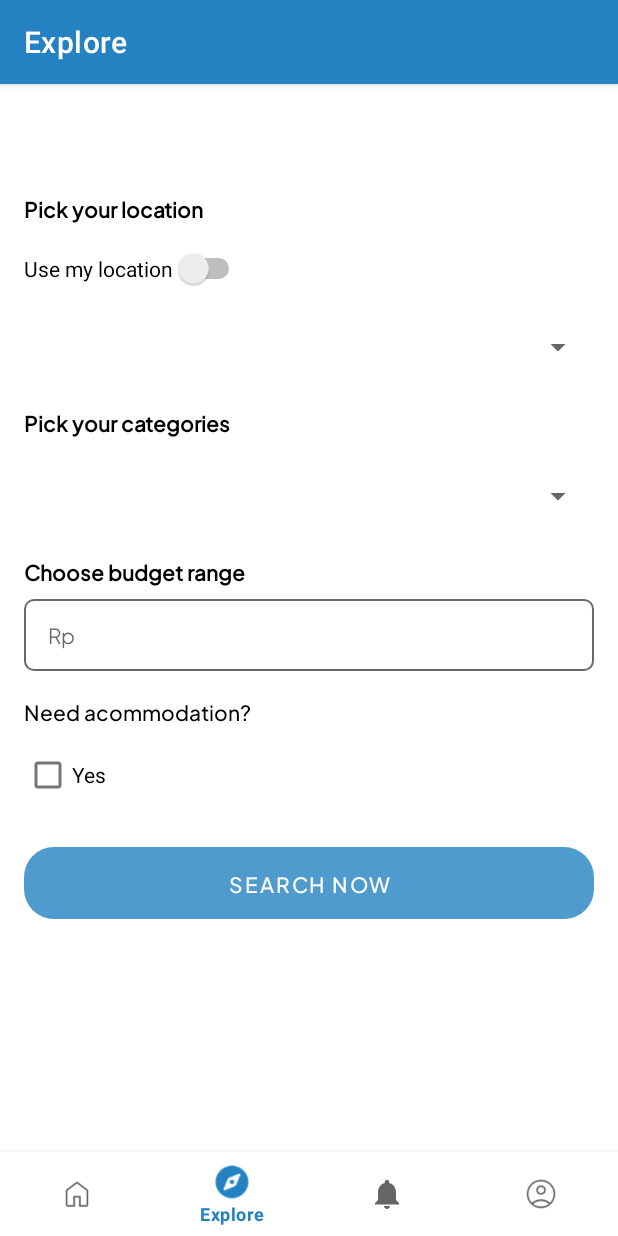
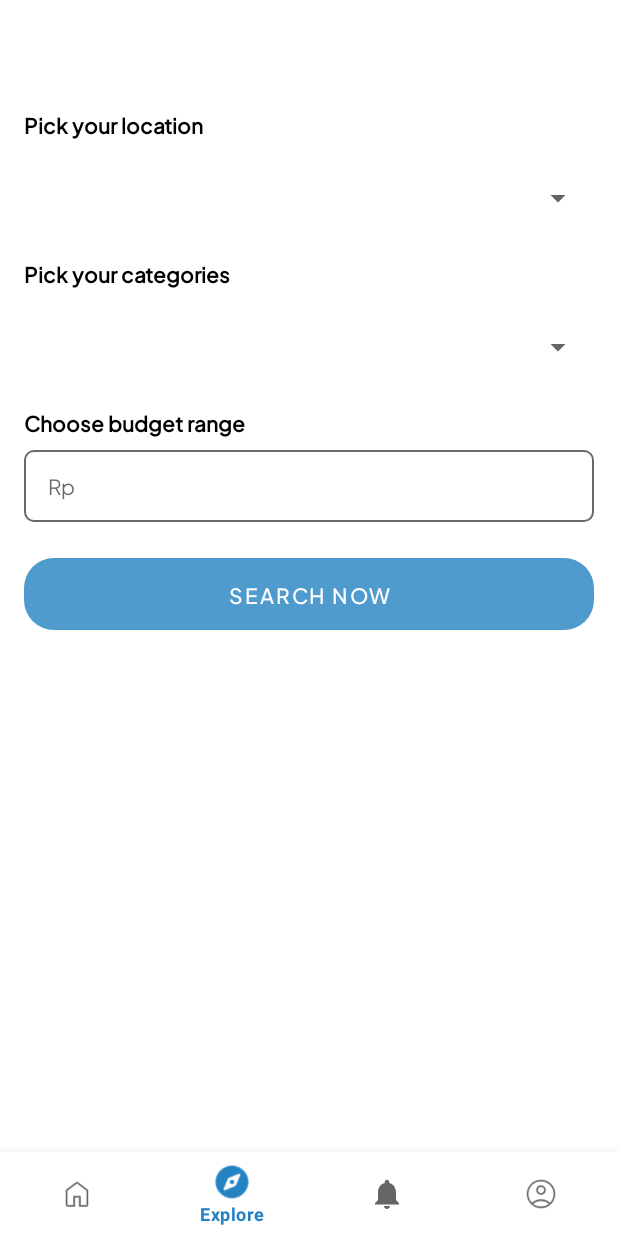
Before and after one commit to Six-Kizuki-to-the-moon/Tourista-App, an Android app: the ExploreFragment screen opened through its navigation route, on a phone screen of 412 x 824 dp. Run offline under Robolectric (Android 15) with nearby library versions, the phone set to English and light mode, and no system bars; our stand-ins replace navigation-ui; pictures from the network do not load.

Commit message:
refactor: homefragment layout, hide appbar, redesign explore layout

```diff
--- a/app/src/main/java/com/uppermoon/touristaapp/data/network/api/ApiService.kt
+++ b/app/src/main/java/com/uppermoon/touristaapp/data/network/api/ApiService.kt
@@ -9,7 +9,7 @@ import retrofit2.http.POST
 interface ApiService {
 
     @FormUrlEncoded
-    @POST("users")
+    @POST("auth/register")
     suspend fun registerUser(
         @Field("username") name: String,
         @Field("email") email: String,
@@ -18,7 +18,7 @@ interface ApiService {
     ): RegisterResponse
 
     @FormUrlEncoded
-    @POST("login")
+    @POST("auth/login")
     suspend fun loginUser(
         @Field("email") email: String,
         @Field("password") password: String
--- a/app/src/main/java/com/uppermoon/touristaapp/presentation/home/HomeFragment.kt
+++ b/app/src/main/java/com/uppermoon/touristaapp/presentation/home/HomeFragment.kt
@@ -12,12 +12,14 @@ import androidx.recyclerview.widget.RecyclerView
 import com.uppermoon.touristaapp.R
 import com.uppermoon.touristaapp.data.dummy.Destination
 import com.uppermoon.touristaapp.databinding.FragmentHomeBinding
+import com.uppermoon.touristaapp.ui.adapter.CardDestinationAdapter
 import com.uppermoon.touristaapp.ui.adapter.ListDestinationAdapter
 
 class HomeFragment : Fragment() {
 
     private lateinit var binding: FragmentHomeBinding
-    private lateinit var rvDestination: RecyclerView
+    private lateinit var rvCardDestination: RecyclerView
+    private lateinit var rvListDestination: RecyclerView
     private val list = ArrayList<Destination>()
 
     override fun onCreateView(
@@ -25,26 +27,37 @@ class HomeFragment : Fragment() {
         container: ViewGroup?,
         savedInstanceState: Bundle?
     ): View {
+
+
         val homeViewModel =
             ViewModelProvider(this).get(HomeViewModel::class.java)
 
         binding = FragmentHomeBinding.inflate(inflater, container, false)
 
 
-        rvDestination = binding.rvPopularItem
+        rvCardDestination = binding.rvPopularItem
+        rvListDestination = binding.rvNearItem
 
 
         list.addAll(getDestinationList())
+        showRecyclerCard()
         showRecyclerList()
 
         return binding.root
     }
 
+    private fun showRecyclerCard() {
+        rvCardDestination.layoutManager =
+            LinearLayoutManager(requireContext(), LinearLayoutManager.HORIZONTAL, false)
+        val cardDestinationAdapter = CardDestinationAdapter(list)
+        rvCardDestination.adapter = cardDestinationAdapter
+    }
+
     private fun showRecyclerList() {
-        rvDestination.layoutManager =
-            LinearLayoutManager(requireContext(), LinearLayoutManager.HORIZONTAL, false)
+        rvListDestination.layoutManager =
+            LinearLayoutManager(requireContext(), LinearLayoutManager.VERTICAL, false)
         val listDestinationAdapter = ListDestinationAdapter(list)
-        rvDestination.adapter = listDestinationAdapter
+        rvListDestination.adapter = listDestinationAdapter
     }
 
     private fun getDestinationList(): ArrayList<Destination> {
--- a/app/src/main/java/com/uppermoon/touristaapp/presentation/main/MainActivity.kt
+++ b/app/src/main/java/com/uppermoon/touristaapp/presentation/main/MainActivity.kt
@@ -3,18 +3,12 @@ package com.uppermoon.touristaapp.presentation.main
 import android.os.Bundle
 import com.google.android.material.bottomnavigation.BottomNavigationView
 import androidx.appcompat.app.AppCompatActivity
-import androidx.fragment.app.Fragment
-import androidx.fragment.app.replace
 import androidx.navigation.findNavController
 import androidx.navigation.ui.AppBarConfiguration
 import androidx.navigation.ui.setupActionBarWithNavController
 import androidx.navigation.ui.setupWithNavController
 import com.uppermoon.touristaapp.R
 import com.uppermoon.touristaapp.databinding.ActivityMainBinding
-import com.uppermoon.touristaapp.presentation.dashboard.DashboardFragment
-import com.uppermoon.touristaapp.presentation.home.HomeFragment
-import com.uppermoon.touristaapp.presentation.notifications.NotificationsFragment
-import com.uppermoon.touristaapp.presentation.profile.ProfileFragment
 
 class MainActivity : AppCompatActivity() {
 
@@ -25,6 +19,8 @@ class MainActivity : AppCompatActivity() {
 
         binding = ActivityMainBinding.inflate(layoutInflater)
         setContentView(binding.root)
+
+        supportActionBar?.hide()
 
         val navView: BottomNavigationView = binding.navView
 
--- /dev/null
+++ b/app/src/main/java/com/uppermoon/touristaapp/presentation/recommendation/RecommendPacketActivity.kt
@@ -0,0 +1,12 @@
+package com.uppermoon.touristaapp.presentation.recommendation
+
+import androidx.appcompat.app.AppCompatActivity
+import android.os.Bundle
+import com.uppermoon.touristaapp.R
+
+class RecommendPacketActivity : AppCompatActivity() {
+    override fun onCreate(savedInstanceState: Bundle?) {
+        super.onCreate(savedInstanceState)
+        setContentView(R.layout.activity_recommend_packet)
+    }
+}
--- a/app/src/main/java/com/uppermoon/touristaapp/presentation/register/RegisterActivity.kt
+++ b/app/src/main/java/com/uppermoon/touristaapp/presentation/register/RegisterActivity.kt
@@ -79,6 +79,7 @@ class RegisterActivity : AppCompatActivity() {
                     Toast.makeText(this, "Akun berhasil dibuat", Toast.LENGTH_SHORT).show()
                     val intentLogin = Intent(this, LoginActivity::class.java)
                     startActivity(intentLogin)
+                    finish()
                 }
                 is UserResult.Loading -> {
                     showLoading(true)
--- /dev/null
+++ b/app/src/main/java/com/uppermoon/touristaapp/ui/adapter/CardDestinationAdapter.kt
@@ -0,0 +1,32 @@
+package com.uppermoon.touristaapp.ui.adapter
+
+import android.view.LayoutInflater
+import android.view.ViewGroup
+import androidx.recyclerview.widget.RecyclerView
+import coil.load
+import com.uppermoon.touristaapp.data.dummy.Destination
+import com.uppermoon.touristaapp.databinding.CardDestinationItemBinding
+
+class CardDestinationAdapter(private var cardDestination: ArrayList<Destination>) :
+    RecyclerView.Adapter<CardDestinationAdapter.ViewHolder>() {
+
+    override fun onCreateViewHolder(viewGroup: ViewGroup, viewType: Int): ViewHolder {
+        val binding = CardDestinationItemBinding.inflate(LayoutInflater.from(viewGroup.context), viewGroup, false)
+        return ViewHolder(binding)
+    }
+
+    override fun onBindViewHolder(viewHolder: ViewHolder, position: Int) {
+        val dataDestination = cardDestination[position]
+        viewHolder.apply {
+            destinationItemBinding.apply {
+                tvDestinationName.text = dataDestination.name
+                tvDestinationLocation.text = dataDestination.city
+                ivDestination.load(dataDestination.photo)
+            }
+        }
+    }
+
+    override fun getItemCount(): Int = cardDestination.size
+
+    class ViewHolder(val destinationItemBinding: CardDestinationItemBinding) : RecyclerView.ViewHolder(destinationItemBinding.root)
+}
--- a/app/src/main/java/com/uppermoon/touristaapp/ui/adapter/ListDestinationAdapter.kt
+++ b/app/src/main/java/com/uppermoon/touristaapp/ui/adapter/ListDestinationAdapter.kt
@@ -6,13 +6,14 @@ import androidx.recyclerview.widget.RecyclerView
 import coil.load
 import com.uppermoon.touristaapp.data.dummy.Destination
 import com.uppermoon.touristaapp.databinding.CardDestinationItemBinding
+import com.uppermoon.touristaapp.databinding.ListDestinationItemBinding
 
 class ListDestinationAdapter(private var listDestination: ArrayList<Destination>) :
     RecyclerView.Adapter<ListDestinationAdapter.ListViewHolder>() {
 
     override fun onCreateViewHolder(parent: ViewGroup, viewType: Int): ListViewHolder {
         val binding =
-            CardDestinationItemBinding.inflate(LayoutInflater.from(parent.context), parent, false)
+            ListDestinationItemBinding.inflate(LayoutInflater.from(parent.context), parent, false)
         return ListViewHolder(binding)
     }
 
@@ -21,13 +22,15 @@ class ListDestinationAdapter(private var listDestination: ArrayList<Destination>
         viewHolder.apply {
             destinationItemBinding.apply {
                 tvDestinationName.text = dataDestination.name
+                tvDestinationLocation.text = dataDestination.city
                 ivDestination.load(dataDestination.photo)
+                tvDestinationDescription.text = dataDestination.description
             }
         }
     }
 
     override fun getItemCount(): Int = listDestination.size
 
-    class ListViewHolder(val destinationItemBinding: CardDestinationItemBinding) :
+    class ListViewHolder(val destinationItemBinding: ListDestinationItemBinding) :
         RecyclerView.ViewHolder(destinationItemBinding.root)
 }
--- /dev/null
+++ b/app/src/main/res/layout/activity_recommend_packet.xml
@@ -0,0 +1,9 @@
+<?xml version="1.0" encoding="utf-8"?>
+<androidx.constraintlayout.widget.ConstraintLayout xmlns:android="http://schemas.android.com/apk/res/android"
+    xmlns:app="http://schemas.android.com/apk/res-auto"
+    xmlns:tools="http://schemas.android.com/tools"
+    android:layout_width="match_parent"
+    android:layout_height="match_parent"
+    tools:context=".presentation.recommendation.RecommendPacketActivity">
+
+</androidx.constraintlayout.widget.ConstraintLayout>
--- a/app/src/main/res/layout/card_destination_item.xml
+++ b/app/src/main/res/layout/card_destination_item.xml
@@ -14,6 +14,7 @@
             android:layout_width="129dp"
             android:layout_height="150dp"
             android:scaleType="fitXY"
+            android:paddingEnd="8dp"
             app:layout_constraintStart_toStartOf="parent"
             app:layout_constraintTop_toTopOf="parent"
             tools:srcCompat="@tools:sample/avatars" />
@@ -25,6 +26,7 @@
             android:layout_height="wrap_content"
             android:layout_marginTop="12dp"
             android:paddingStart="8dp"
+            android:paddingEnd="8dp"
             android:textFontWeight="700"
             android:textColor="@color/black"
             android:text="@string/destination_name"
@@ -38,6 +40,7 @@
             android:layout_height="wrap_content"
             android:layout_marginTop="8dp"
             android:paddingStart="8dp"
+            android:paddingEnd="8dp"
             android:textColor="@color/neutral_300"
             android:text="@string/destination_location"
             app:layout_constraintStart_toStartOf="@+id/tv_destination_name"
--- a/app/src/main/res/layout/fragment_explore.xml
+++ b/app/src/main/res/layout/fragment_explore.xml
@@ -1,15 +1,15 @@
 <?xml version="1.0" encoding="utf-8"?>
-<FrameLayout xmlns:android="http://schemas.android.com/apk/res/android"
+<androidx.core.widget.NestedScrollView xmlns:android="http://schemas.android.com/apk/res/android"
     xmlns:app="http://schemas.android.com/apk/res-auto"
     xmlns:tools="http://schemas.android.com/tools"
     android:layout_width="match_parent"
     android:layout_height="match_parent"
+    android:padding="16dp"
     tools:context=".presentation.explore.ExploreFragment">
 
     <androidx.constraintlayout.widget.ConstraintLayout
         android:layout_width="match_parent"
-        android:layout_height="match_parent"
-        android:padding="16dp">
+        android:layout_height="match_parent">
 
         <TextView
             android:id="@+id/tv_location_label"
@@ -22,21 +22,12 @@
             app:layout_constraintStart_toStartOf="parent"
             app:layout_constraintTop_toTopOf="parent" />
 
-        <Switch
-            android:id="@+id/sw_use_location"
-            android:layout_width="wrap_content"
-            android:layout_height="wrap_content"
-            android:layout_marginTop="16dp"
-            android:text="@string/use_my_location_label"
-            app:layout_constraintStart_toStartOf="@+id/tv_location_label"
-            app:layout_constraintTop_toBottomOf="@+id/tv_location_label" />
-
         <Spinner
             android:id="@+id/spinner_city"
             style="@style/SpinnerStyle"
             android:layout_marginTop="16dp"
             app:layout_constraintStart_toStartOf="parent"
-            app:layout_constraintTop_toBottomOf="@+id/sw_use_location" />
+            app:layout_constraintTop_toBottomOf="@+id/tv_location_label" />
 
         <TextView
             android:id="@+id/tv_categories_label"
@@ -83,26 +74,6 @@
             app:layout_constraintStart_toStartOf="@+id/tv_price_label"
             app:layout_constraintTop_toBottomOf="@+id/tv_price_label" />
 
-        <TextView
-            style="@style/Label.Large"
-            android:id="@+id/tv_acommodation_label"
-            android:layout_width="match_parent"
-            android:layout_height="wrap_content"
-            android:layout_marginTop="16dp"
-            android:textColor="@color/black"
-            android:text="@string/need_acommodation_label"
-            app:layout_constraintStart_toStartOf="@+id/editTextNumber"
-            app:layout_constraintTop_toBottomOf="@+id/editTextNumber" />
-
-        <CheckBox
-            android:id="@+id/checkBox"
-            android:layout_width="match_parent"
-            android:layout_height="wrap_content"
-            android:layout_marginTop="8dp"
-            android:text="@string/yes_acommodation"
-            app:layout_constraintStart_toStartOf="@+id/tv_acommodation_label"
-            app:layout_constraintTop_toBottomOf="@+id/tv_acommodation_label" />
-
         <Button
             android:id="@+id/button2"
             style="@style/ButtonGeneral"
@@ -112,9 +83,9 @@
             android:background="@drawable/rounded_button"
             android:text="@string/search_now"
             app:layout_constraintStart_toStartOf="@+id/checkBox"
-            app:layout_constraintTop_toBottomOf="@+id/checkBox" />
+            app:layout_constraintTop_toBottomOf="@+id/editTextNumber" />
 
 
     </androidx.constraintlayout.widget.ConstraintLayout>
 
-</FrameLayout>
+</androidx.core.widget.NestedScrollView>
--- a/app/src/main/res/layout/list_destination_item.xml
+++ b/app/src/main/res/layout/list_destination_item.xml
@@ -3,7 +3,8 @@
     xmlns:app="http://schemas.android.com/apk/res-auto"
     xmlns:tools="http://schemas.android.com/tools"
     android:layout_width="match_parent"
-    android:layout_height="wrap_content">
+    android:layout_height="wrap_content"
+    android:layout_marginBottom="4dp">
 
     <androidx.constraintlayout.widget.ConstraintLayout
         android:layout_width="match_parent"
--- a/app/src/main/res/values/strings.xml
+++ b/app/src/main/res/values/strings.xml
@@ -51,7 +51,7 @@
     <string name="privacy_policy_label">Privacy Policy</string>
     <string name="help_center_label">Help Center</string>
     <string name="logout_text">Log Out</string>
-<!--    dummy data-->
+    <!--    dummy data-->
     <string-array name="place_name">
         <item>Braga</item>
         <item>Monas</item>
```
Also changed, not shown: app/src/main/AndroidManifest.xml (+7 -0 lines).
